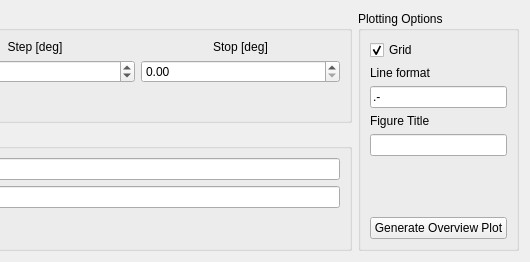
This is src/main/resources/base/Views/dataOverview.ui in Jakob-Lass/DMC-GUI as Qt 5 draws it before an edit; both pictures show x 293 to 823 and y 0 to 262 of the 823 by 262 pixel window. The edited form follows.
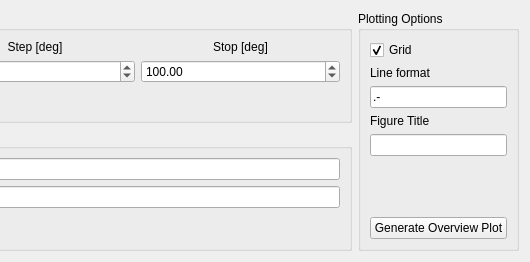
This is the edited form.

Commit message: Update standard value for binning

What changed in the file:
```diff
--- a/src/main/resources/base/Views/dataOverview.ui
+++ b/src/main/resources/base/Views/dataOverview.ui
@@ -112,6 +112,9 @@
                 <property name="maximum">
                  <double>180.000000000000000</double>
                 </property>
+                <property name="value">
+                 <double>100.000000000000000</double>
+                </property>
                </widget>
               </item>
              </layout>
```
